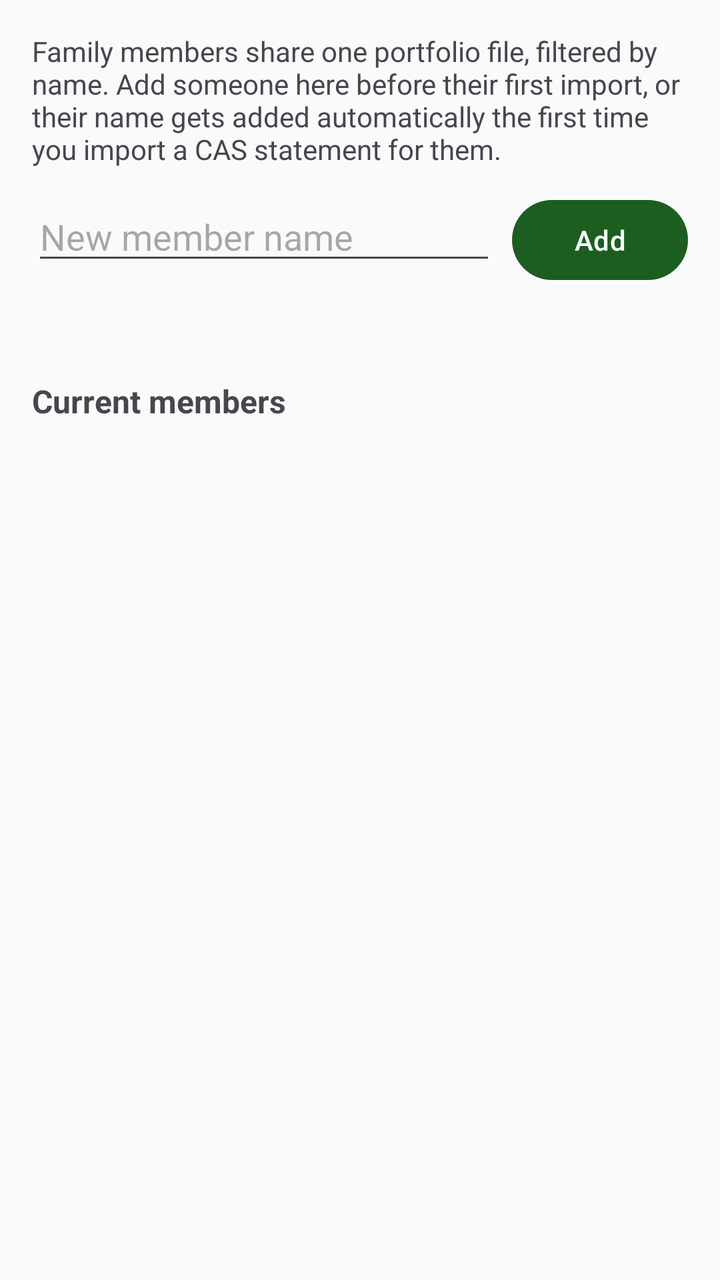
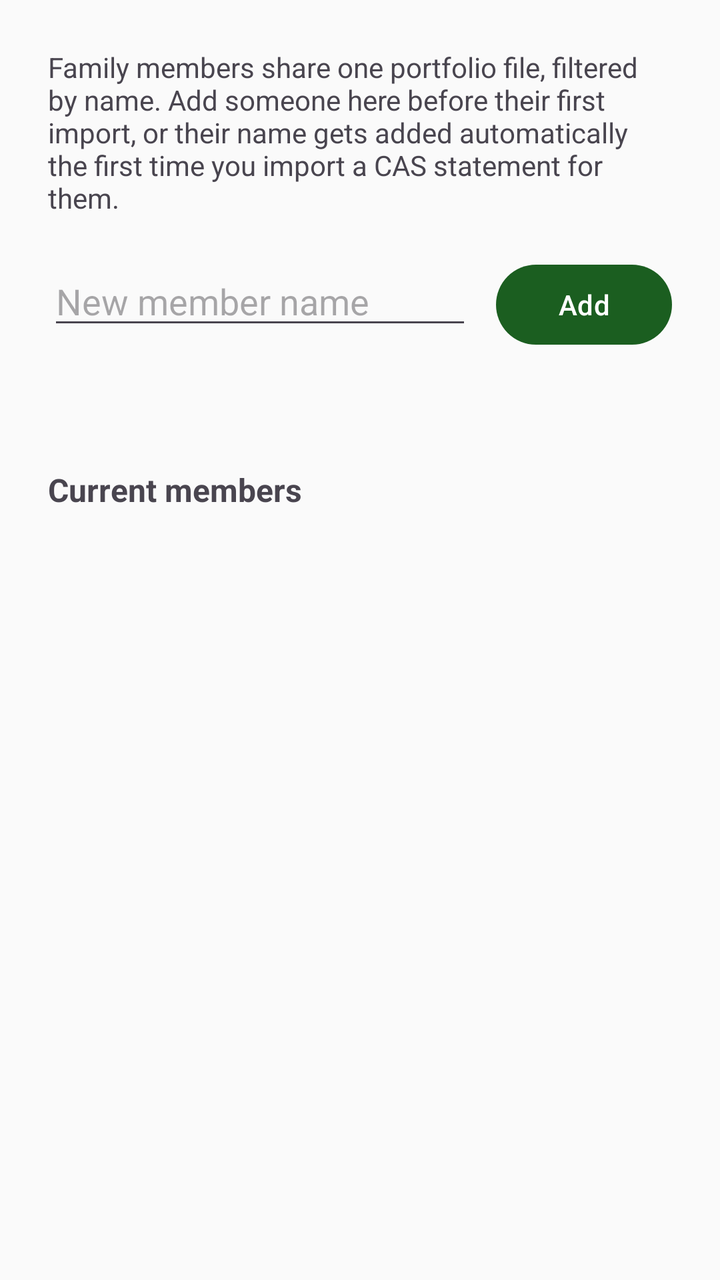

The first picture is an Android layout as it rendered before a commit; the second is the same layout after the commit. The layout source and the unified diff follow.
<!-- AndroidManifest.xml: application theme Theme.PersonalPortfolio -->
<!-- res/layout/activity_members.xml -->
<?xml version="1.0" encoding="utf-8"?>
<LinearLayout xmlns:android="http://schemas.android.com/apk/res/android"
    android:layout_width="match_parent"
    android:layout_height="match_parent"
    android:orientation="vertical"
    android:padding="16dp">

    <TextView
        android:layout_width="match_parent"
        android:layout_height="wrap_content"
        android:textSize="14sp"
        android:text="Family members share one portfolio file, filtered by name. Add someone here before their first import, or their name gets added automatically the first time you import a CAS statement for them." />

    <LinearLayout
        android:layout_width="match_parent"
        android:layout_height="wrap_content"
        android:orientation="horizontal"
        android:layout_marginTop="12dp">

        <EditText
            android:id="@+id/newMemberNameInput"
            android:layout_width="0dp"
            android:layout_height="wrap_content"
            android:layout_weight="1"
            android:hint="New member name"
            android:inputType="textPersonName" />

        <Button
            android:id="@+id/addMemberButton"
            android:layout_width="wrap_content"
            android:layout_height="wrap_content"
            android:layout_marginStart="8dp"
            android:text="Add" />

    </LinearLayout>

    <TextView
        android:id="@+id/membersStatusText"
        android:layout_width="match_parent"
        android:layout_height="wrap_content"
        android:layout_marginTop="8dp"
        android:textSize="13sp" />

    <TextView
        android:layout_width="match_parent"
        android:layout_height="wrap_content"
        android:layout_marginTop="20dp"
        android:textSize="16sp"
        android:textStyle="bold"
        android:text="Current members" />

    <androidx.recyclerview.widget.RecyclerView
        android:id="@+id/membersRecyclerView"
        android:layout_width="match_parent"
        android:layout_height="0dp"
        android:layout_weight="1"
        android:layout_marginTop="8dp" />

</LinearLayout>
<!-- resources referenced by this layout -->
<resources>
  <style name="Theme.PersonalPortfolio" parent="Theme.Material3.DayNight.NoActionBar">
          <item name="colorPrimary">@color/colorPrimary</item>
          <item name="colorPrimaryVariant">@color/colorPrimaryVariant</item>
          <item name="colorOnPrimary">@color/colorOnPrimary</item>
  
          <item name="colorSecondary">@color/colorSecondary</item>
          <item name="colorOnSecondary">@color/colorOnSecondary</item>
  
          <item name="android:colorBackground">@color/colorBackground</item>
          <item name="colorOnBackground">@color/colorOnBackground</item>
  
          <item name="colorSurface">@color/colorSurface</item>
          <item name="colorOnSurface">@color/colorOnSurface</item>
  
          <item name="android:statusBarColor">@color/colorPrimaryVariant</item>
      </style>
  <color name="colorPrimary">#1B5E20</color>
  <color name="colorPrimaryVariant">#0D3B12</color>
  <color name="colorOnPrimary">#FFFFFF</color>
  <color name="colorSecondary">#00897B</color>
  <color name="colorOnSecondary">#FFFFFF</color>
  <color name="colorBackground">#FAFAFA</color>
  <color name="colorOnBackground">#1A1A1A</color>
  <color name="colorSurface">#FFFFFF</color>
  <color name="colorOnSurface">#1A1A1A</color>
</resources>

<!-- the commit's change to res/layout/activity_members.xml (unified diff, before → after) -->
@@ -3,7 +3,7 @@
     android:layout_width="match_parent"
     android:layout_height="match_parent"
     android:orientation="vertical"
-    android:padding="16dp">
+    android:padding="24dp">
 
     <TextView
         android:layout_width="match_parent"
@@ -15,7 +15,7 @@
         android:layout_width="match_parent"
         android:layout_height="wrap_content"
         android:orientation="horizontal"
-        android:layout_marginTop="12dp">
+        android:layout_marginTop="20dp">
 
         <EditText
             android:id="@+id/newMemberNameInput"
@@ -29,7 +29,7 @@
             android:id="@+id/addMemberButton"
             android:layout_width="wrap_content"
             android:layout_height="wrap_content"
-            android:layout_marginStart="8dp"
+            android:layout_marginStart="12dp"
             android:text="Add" />
 
     </LinearLayout>
@@ -38,13 +38,13 @@
         android:id="@+id/membersStatusText"
         android:layout_width="match_parent"
         android:layout_height="wrap_content"
-        android:layout_marginTop="8dp"
+        android:layout_marginTop="12dp"
         android:textSize="13sp" />
 
     <TextView
         android:layout_width="match_parent"
         android:layout_height="wrap_content"
-        android:layout_marginTop="20dp"
+        android:layout_marginTop="28dp"
         android:textSize="16sp"
         android:textStyle="bold"
         android:text="Current members" />
@@ -54,6 +54,6 @@
         android:layout_width="match_parent"
         android:layout_height="0dp"
         android:layout_weight="1"
-        android:layout_marginTop="8dp" />
+        android:layout_marginTop="12dp" />
 
 </LinearLayout>
